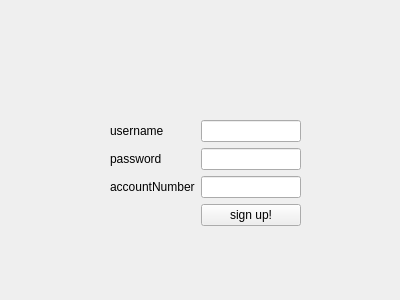
Before: the Qt Designer form miniBank/ui/signUp.ui in Alir3zaRaisi/Bank_Database, drawn with Qt 5.
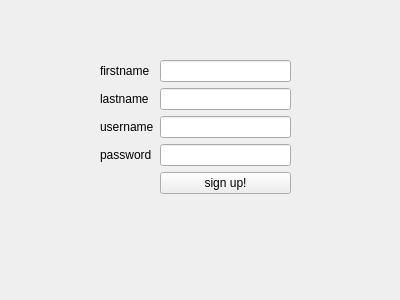
After: the same form once the commit is applied.

Commit message: update ui_signUp -> added firstname and lastname, removed account number

What changed in the file:
```diff
--- a/miniBank/ui/signUp.ui
+++ b/miniBank/ui/signUp.ui
@@ -16,35 +16,24 @@
   <widget class="QWidget" name="formLayoutWidget">
    <property name="geometry">
     <rect>
-     <x>110</x>
-     <y>120</y>
+     <x>100</x>
+     <y>60</y>
      <width>191</width>
-     <height>123</height>
+     <height>168</height>
     </rect>
    </property>
    <layout class="QFormLayout" name="formLayout">
-    <item row="0" column="0">
-     <widget class="QLabel" name="username_lbl">
-      <property name="text">
-       <string>username</string>
-      </property>
-     </widget>
-    </item>
-    <item row="1" column="0">
+    <item row="3" column="0">
      <widget class="QLabel" name="password_lbl">
       <property name="text">
        <string>password</string>
       </property>
      </widget>
     </item>
-    <item row="2" column="0">
-     <widget class="QLabel" name="accountNumber_lbl">
-      <property name="text">
-       <string>accountNumber</string>
-      </property>
-     </widget>
+    <item row="3" column="1">
+     <widget class="QLineEdit" name="password_led"/>
     </item>
-    <item row="3" column="0">
+    <item row="6" column="0">
      <spacer name="horizontalSpacer">
       <property name="orientation">
        <enum>Qt::Horizontal</enum>
@@ -57,21 +46,42 @@
       </property>
      </spacer>
     </item>
-    <item row="3" column="1">
+    <item row="6" column="1">
      <widget class="QPushButton" name="signUp_pbn">
       <property name="text">
        <string>sign up!</string>
       </property>
      </widget>
     </item>
+    <item row="0" column="0">
+     <widget class="QLabel" name="first_name_lbl">
+      <property name="text">
+       <string>firstname</string>
+      </property>
+     </widget>
+    </item>
     <item row="0" column="1">
-     <widget class="QLineEdit" name="username_led"/>
+     <widget class="QLineEdit" name="first_name_led"/>
+    </item>
+    <item row="1" column="0">
+     <widget class="QLabel" name="last_name_lbl">
+      <property name="text">
+       <string>lastname</string>
+      </property>
+     </widget>
     </item>
     <item row="1" column="1">
-     <widget class="QLineEdit" name="password_led"/>
+     <widget class="QLineEdit" name="last_name_led"/>
+    </item>
+    <item row="2" column="0">
+     <widget class="QLabel" name="username_lbl">
+      <property name="text">
+       <string>username</string>
+      </property>
+     </widget>
     </item>
     <item row="2" column="1">
-     <widget class="QLineEdit" name="accountNumber_led"/>
+     <widget class="QLineEdit" name="username_led"/>
     </item>
    </layout>
   </widget>
```
The commit also changes 3 other files.
